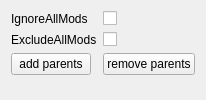
Old version of the form views/xml/config_form.ui in the repository CocoMarck/gta_ProfileSet.
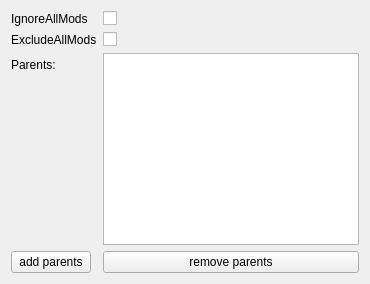
New version of the form.

Commit message: better tab form, detect error with add parents, and detect parents, in profile repository

The edit to the form file:
```diff
--- a/views/xml/config_form.ui
+++ b/views/xml/config_form.ui
@@ -42,6 +42,23 @@
 
                     <!-- Parents -->
                     <item row="2" column="0">
+                        <widget class="QLabel" name="labelParents">
+                            <property name="text">
+                                <string>Parents:</string>
+                            </property>
+                        </widget>
+                    </item>
+                    <item row="2" column="1">
+                        <widget class="QTextEdit" name="texteditParents">
+                            <property name="readOnly">
+                                <bool>true</bool>
+                            </property>
+                        </widget>
+                    </item>
+
+
+                    <!-- Parents -->
+                    <item row="3" column="0">
                         <widget class="QPushButton" name="buttonAddParents">
                             <property name="text">
                                 <string>add parents</string>
@@ -49,7 +66,7 @@
                         </widget>
                     </item>
 
-                    <item row="2" column="1">
+                    <item row="3" column="1">
                         <widget class="QPushButton" name="buttonRemoveParents">
                             <property name="text">
                                 <string>remove parents</string>
```
Left out of the diff: 2 changed lines with no effect on the pictures. The commit also changes 5 other files.
